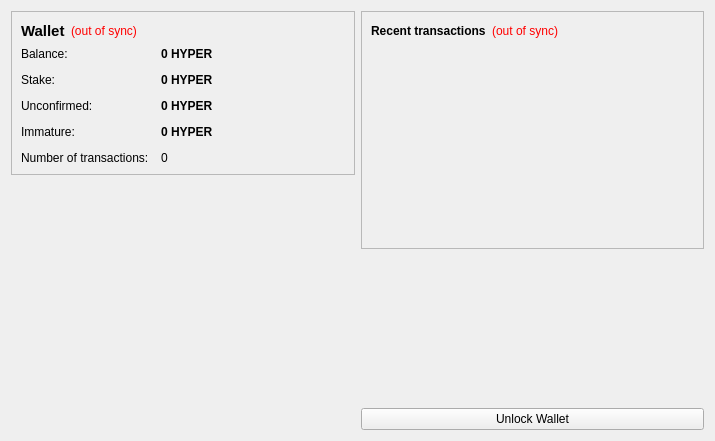
The window that src/qt/forms/overviewpage.ui (Crestington/Hyper) describes before a commit, drawn with Qt 5.
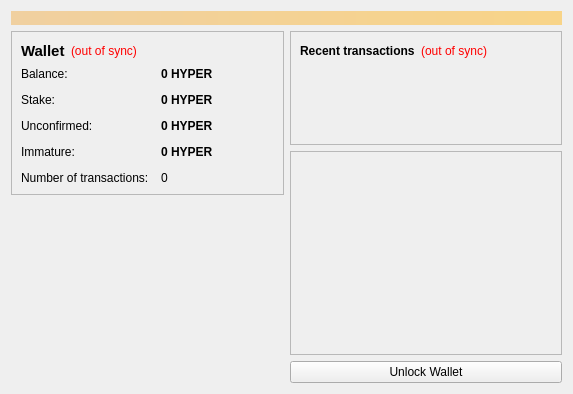
The same window after the commit. Icons and pictures are not drawn. Custom widgets are drawn as their Qt base class.

```diff
--- a/src/qt/forms/overviewpage.ui
+++ b/src/qt/forms/overviewpage.ui
@@ -6,13 +6,31 @@
    <rect>
     <x>0</x>
     <y>0</y>
-    <width>715</width>
-    <height>441</height>
+    <width>573</width>
+    <height>386</height>
    </rect>
   </property>
   <property name="windowTitle">
    <string>Form</string>
   </property>
+  <layout class="QVBoxLayout" name="topLayout">
+   <item>
+    <widget class="QLabel" name="labelAlerts">
+     <property name="visible">
+      <bool>false</bool>
+     </property>
+     <property name="styleSheet">
+      <string notr="true">background-color: qlineargradient(x1: 0, y1: 0, x2: 1, y2: 0, stop:0 #F0D0A0, stop:1 #F8D488); color:#000000;</string>
+     </property>
+     <property name="wordWrap">
+      <bool>true</bool>
+     </property>
+     <property name="margin">
+      <number>3</number>
+     </property>
+    </widget>
+   </item>
+   <item>
   <layout class="QHBoxLayout" name="horizontalLayout" stretch="1,1">
    <item>
     <layout class="QVBoxLayout" name="verticalLayout_2">
@@ -231,25 +249,6 @@
        </property>
       </spacer>
      </item>
-     <item>
-      <widget class="QLabel" name="label_6">
-       <property name="text">
-        <string/>
-       </property>
-       <property name="pixmap">
-        <pixmap resource="../bitcoin.qrc">:/images/backg</pixmap>
-       </property>
-       <property name="scaledContents">
-        <bool>false</bool>
-       </property>
-       <property name="alignment">
-        <set>Qt::AlignCenter</set>
-       </property>
-       <property name="margin">
-        <number>-2</number>
-       </property>
-      </widget>
-     </item>
     </layout>
    </item>
    <item>
@@ -325,6 +324,44 @@
        </layout>
       </widget>
      </item>
+       <item>
+        <widget class="QFrame" name="diffplotframe">
+         <property name="frameShape">
+          <enum>QFrame::StyledPanel</enum>
+         </property>
+         <property name="frameShadow">
+          <enum>QFrame::Raised</enum>
+         </property>
+         <layout class="QVBoxLayout" name="verticalLayout_5">
+          <property name="leftMargin">
+           <number>1</number>
+          </property>
+          <property name="topMargin">
+           <number>1</number>
+          </property>
+          <property name="rightMargin">
+           <number>1</number>
+          </property>
+          <property name="bottomMargin">
+           <number>1</number>
+          </property>
+          <item>
+           <layout class="QHBoxLayout" name="horizontalLayout_3">
+            <item>
+             <widget class="QCustomPlot" name="diffplot" native="true">
+              <property name="minimumSize">
+               <size>
+                <width>0</width>
+                <height>200</height>
+               </size>
+              </property>
+             </widget>
+            </item>
+           </layout>
+          </item>
+         </layout>
+        </widget>
+       </item>
      <item>
       <spacer name="verticalSpacer_2">
        <property name="orientation">
@@ -348,7 +385,17 @@
     </layout>
    </item>
   </layout>
+   </item>
+  </layout>
  </widget>
+ <customwidgets>
+  <customwidget>
+   <class>QCustomPlot</class>
+   <extends>QWidget</extends>
+   <header>qt/qcustomplot.h</header>
+   <container>1</container>
+  </customwidget>
+ </customwidgets>
  <resources>
   <include location="../bitcoin.qrc"/>
  </resources>
```
Left out of the diff: 52 changed lines with no effect on the pictures. Lines whose indentation alone changed are shown as unchanged.
